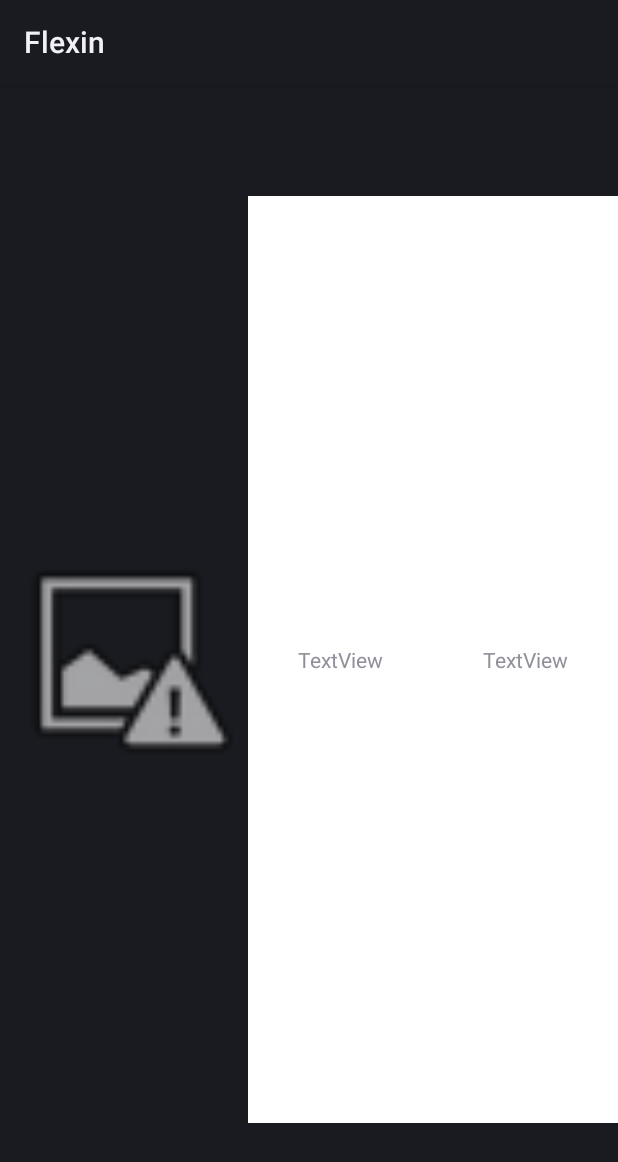
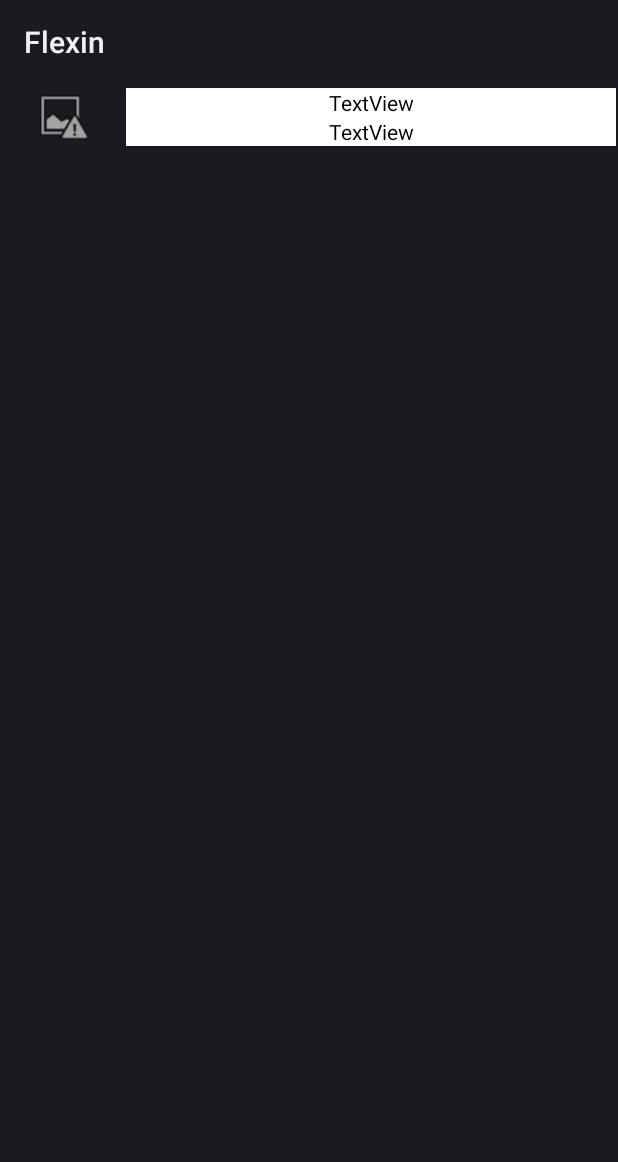
Before and after one commit to ldecherf/flexin, an Android app: the layout list_materiel_item.xml on its own in the app's theme, with its tools: preview values and no code run, on a phone screen of 412 x 824 dp. Shown: the top 1162 px of the screen. Run offline under Robolectric (Android 15) with nearby library versions, the phone set to English and light mode, and no system bars.

Commit message:
Change of name of Object manager and adapter.

```diff
--- a/application/Flexin/app/src/main/java/com/crystal/flexin/data/FlexinService.java
+++ b/application/Flexin/app/src/main/java/com/crystal/flexin/data/FlexinService.java
@@ -1,7 +1,7 @@
 package com.crystal.flexin.data;
 
 import com.crystal.flexin.BuildConfig;
-import com.crystal.flexin.resources.Equipment;
+import com.crystal.flexin.resources.Materiel;
 import com.google.gson.Gson;
 import com.google.gson.GsonBuilder;
 
@@ -18,11 +18,11 @@ import retrofit2.http.GET;
  */
 public interface FlexinService {
 
-    String URL = "http://localhost:8080";
+    String URL = "http://192.168.43.34:8080";
 
 
     @GET("materiel")
-    Call<List<Equipment>> getEquipmentList();
+    Call<List<Materiel>> getEquipmentList();
 
     /******** Factory class that sets up a new Proximity services *******/
     class Factory {
--- a/application/Flexin/app/src/main/res/layout/activity_home.xml
+++ b/application/Flexin/app/src/main/res/layout/activity_home.xml
@@ -16,7 +16,7 @@
         android:text="@string/HomeActivityTitleString" />
 
     <android.support.v7.widget.RecyclerView
-        android:id="@+id/homeActivityEquipmentRecyclerView"
+        android:id="@+id/homeActivityMaterielRecyclerView"
         android:layout_width="match_parent"
         android:layout_height="match_parent"
         android:layout_weight="1" />
--- a/application/Flexin/app/src/main/res/layout/list_equipement_item.xml
+++ b/application/Flexin/app/src/main/res/layout/list_materiel_item.xml
@@ -1,53 +1,59 @@
 <?xml version="1.0" encoding="utf-8"?>
 <LinearLayout xmlns:android="http://schemas.android.com/apk/res/android"
-    android:id="@+id/listEquipmentItemMainLayout"
+    android:id="@+id/listMaterielItemMainLayout"
     android:layout_width="match_parent"
-    android:layout_height="match_parent"
+    android:layout_height="wrap_content"
     android:orientation="horizontal"
+    android:paddingTop="1dp"
     android:weightSum="1">
 
     <ImageView
-        android:id="@+id/equipmentImageView"
+        android:id="@+id/materielImageView"
         android:layout_width="match_parent"
         android:layout_height="match_parent"
-        android:layout_weight="0.6"
+        android:layout_weight="0.8"
         android:src="@android:drawable/ic_menu_report_image" />
 
     <LinearLayout
-        android:id="@+id/equipmentEtatLayout"
+        android:id="@+id/materielEtatLayout"
         android:layout_width="match_parent"
         android:layout_height="match_parent"
-        android:layout_weight="0.4"
+        android:layout_weight="0.2"
         android:gravity="center"
         android:orientation="vertical"
         android:weightSum="1">
 
         <LinearLayout
-            android:id="@+id/equipmentTextLayout"
+            android:id="@+id/materielTextLayout"
             android:layout_width="match_parent"
             android:layout_height="wrap_content"
-            android:layout_weight="0.8"
             android:gravity="center"
-            android:orientation="horizontal"
+            android:orientation="vertical"
+            android:paddingBottom="1dp"
+            android:paddingLeft="1dp"
+            android:paddingRight="1dp"
+            android:paddingTop="1dp"
             android:weightSum="1">
 
             <TextView
-                android:id="@+id/equipmentPlatformText"
+                android:id="@+id/materielPlatformText"
                 android:layout_width="match_parent"
                 android:layout_height="match_parent"
                 android:layout_weight="0.5"
                 android:background="@android:color/background_light"
                 android:gravity="center"
-                android:text="TextView" />
+                android:text="TextView"
+                android:textColor="@android:color/black" />
 
             <TextView
-                android:id="@+id/equipmentNameText"
+                android:id="@+id/materielNameText"
                 android:layout_width="match_parent"
                 android:layout_height="match_parent"
                 android:layout_weight="0.5"
                 android:background="@android:color/background_light"
                 android:gravity="center"
-                android:text="TextView" />
+                android:text="TextView"
+                android:textColor="@android:color/black" />
         </LinearLayout>
 
     </LinearLayout>
--- a/application/Flexin/app/src/main/res/values/dimens.xml
+++ b/application/Flexin/app/src/main/res/values/dimens.xml
@@ -2,4 +2,5 @@
     <!-- Default screen margins, per the Android Design guidelines. -->
     <dimen name="activity_horizontal_margin">16dp</dimen>
     <dimen name="activity_vertical_margin">16dp</dimen>
+    <dimen name="little_padding">5dp</dimen>
 </resources>
--- a/application/Flexin/app/src/main/res/values/strings.xml
+++ b/application/Flexin/app/src/main/res/values/strings.xml
@@ -1,6 +1,6 @@
 <?xml version="1.0" encoding="utf-8"?>
 <resources>
     <string name="app_name">Flexin</string>
-    <string name="HomeActivityTitleString">Equipements</string>
-    <string name="loading">Chargement...</string>
+    <string name="HomeActivityTitleString">Equipment</string>
+    <string name="loading">Loading...</string>
 </resources>
```
Also changed, not shown: application/Flexin/app/src/main/java/com/crystal/flexin/activity/HomeActivity.java (+5 -6 lines), application/Flexin/app/src/main/java/com/crystal/flexin/adapter/EquipmentListAdapter.java (deleted, +0 -103 lines), application/Flexin/app/src/main/java/com/crystal/flexin/adapter/MaterielListAdapter.java (added, +103 -0 lines), application/Flexin/app/src/main/java/com/crystal/flexin/manager/MaterielManager.java (renamed from application/Flexin/app/src/main/java/com/crystal/flexin/manager/EquipmentManager.java, +11 -13 lines), application/Flexin/app/src/main/java/com/crystal/flexin/resources/Materiel.java (renamed from application/Flexin/app/src/main/java/com/crystal/flexin/resources/Equipment.java, +10 -10 lines), application/Flexin/app/src/main/java/test/ListMaterielTest.java (+3 -4 lines), 1 other file.
